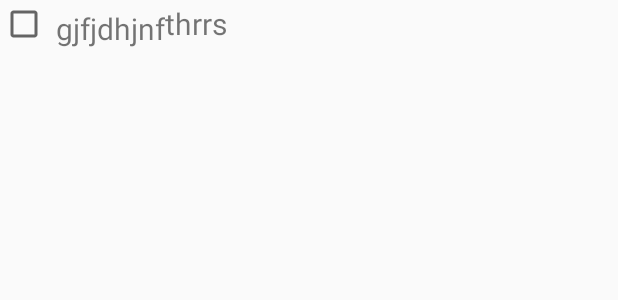
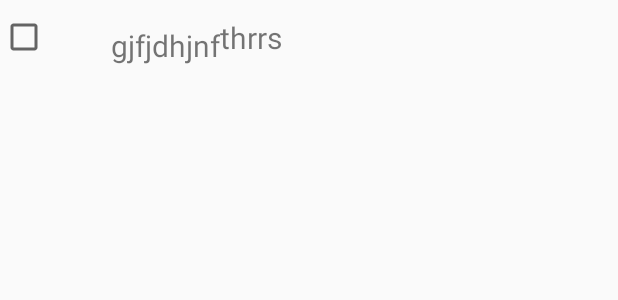
Before and after one commit to VolovatovTA/Metronom, an Android app: the layout item.xml on its own in the app's theme, with its tools: preview values and no code run, on a phone screen of 412 x 824 dp. Shown: the top 300 px of the screen. Run offline under Robolectric (Android 15) with nearby library versions, the phone set to English and light mode, and no system bars.

Commit message:
some working commit

```diff
--- a/app/src/main/res/layout/item.xml
+++ b/app/src/main/res/layout/item.xml
@@ -2,13 +2,15 @@
 <LinearLayout
     xmlns:android="http://schemas.android.com/apk/res/android"
     android:layout_width="match_parent"
-    android:layout_height="wrap_content"
+    android:layout_height="50dp"
     android:orientation="horizontal">
+
     <CheckBox
         android:id="@+id/cbBox"
-        android:layout_width="wrap_content"
-        android:layout_height="wrap_content">
-    </CheckBox>
+        android:layout_width="match_parent"
+        android:layout_height="match_parent"
+        android:layout_weight="5"
+        android:layout_gravity="center_vertical|left"></CheckBox>
     <LinearLayout
         android:id="@+id/linearLayout1"
         android:layout_width="match_parent"
@@ -20,6 +22,8 @@
             android:id="@+id/tvName"
             android:layout_width="wrap_content"
             android:layout_height="wrap_content"
+            android:layout_gravity="center_vertical|left"
+
             android:layout_marginTop="5dp"
             android:text="gjfjdhjnf"
             android:textSize="20sp">
@@ -28,7 +32,8 @@
             android:id="@+id/tvTemp"
             android:layout_width="wrap_content"
             android:layout_height="wrap_content"
-            android:layout_gravity="center"
+
+            android:layout_gravity="center_vertical|left"
             android:textSize="20sp"
             android:text="thrrs">
         </TextView>
```
Also changed, not shown: app/src/main/java/com/example/metronom/MainActivity3.java (+8 -1 lines).
